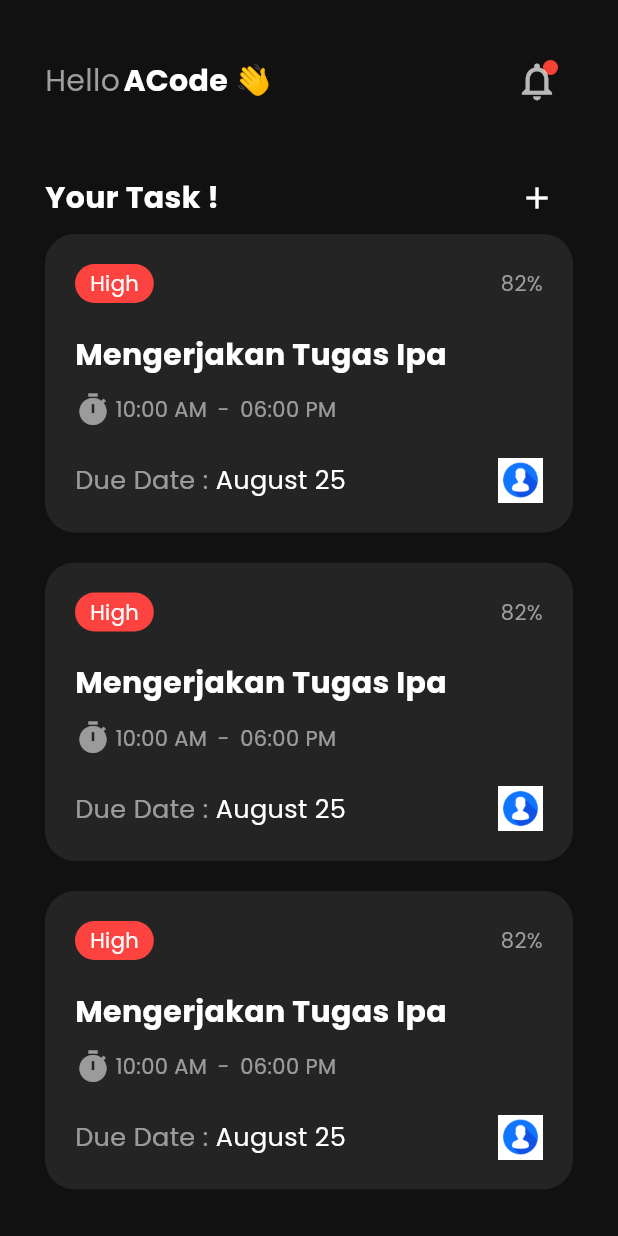
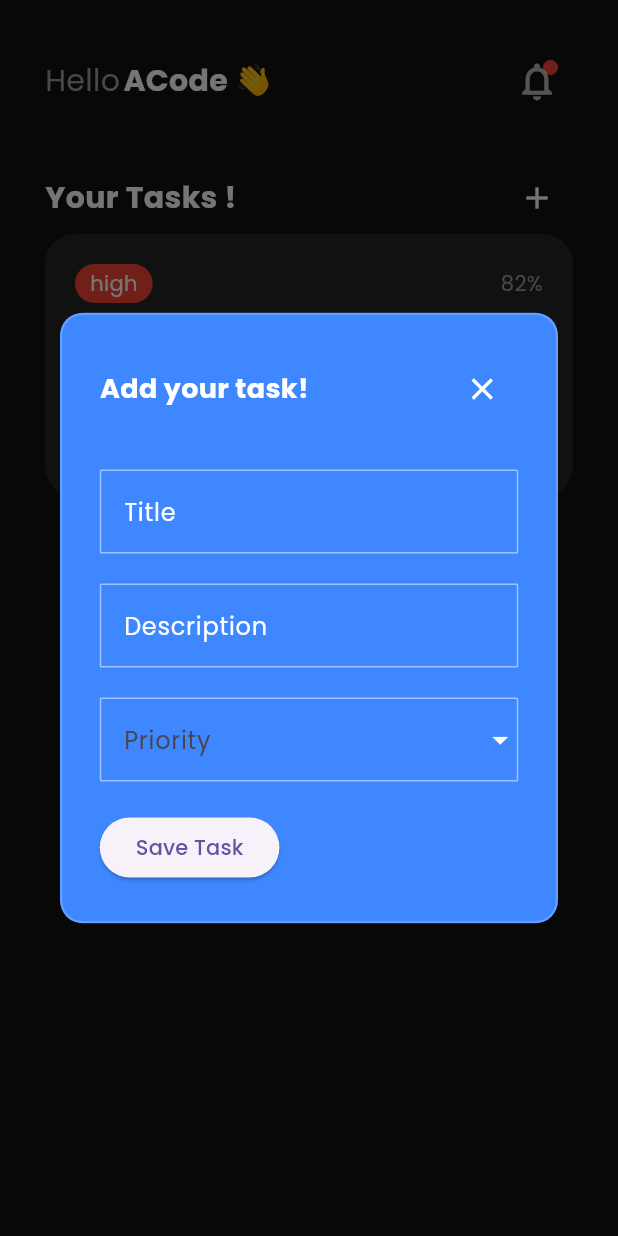
Before and after one commit to AlulCode45/Todois-Flutter, a Flutter app: the screen it shows after launch, after a tap on the "add" icon, on a phone screen of 412 x 824 dp. Run offline on Flutter 3.47's test engine with Material 3 defaults, Android fonts, the phone set to English and light mode, and no system bars; our stand-ins replace hive, hive_flutter; accounts and stored records are empty.

Commit message:
feat: todo feature

```diff
--- a/lib/components/content/listcontent.dart
+++ b/lib/components/content/listcontent.dart
@@ -1,7 +1,16 @@
 import 'package:flutter/material.dart';
 
 class ListContent extends StatefulWidget {
-  const ListContent({super.key});
+  final String taskTitle;
+  final String priority;
+  final String? due_date;
+
+  const ListContent({
+    super.key,
+    required this.taskTitle,
+    required this.priority,
+    this.due_date,
+  });
 
   @override
   State<ListContent> createState() => _ListContentState();
@@ -34,16 +43,14 @@ class _ListContentState extends State<ListContent> {
       crossAxisAlignment: CrossAxisAlignment.start,
       children: [
         Text(
-              'Mengerjakan Tugas Ipa',
+          widget.taskTitle,
           style: TextStyle(
-                  color: Colors.white,
-                  fontWeight: FontWeight.bold,
-                  fontSize: 20),
+              color: Colors.white, fontWeight: FontWeight.bold, fontSize: 20),
         ),
         SizedBox(
           height: 10,
         ),
-            taskTime(),
+        widget.due_date != null ? taskTime() : Container(),
         SizedBox(
           height: 20,
         ),
@@ -54,10 +61,8 @@ class _ListContentState extends State<ListContent> {
             SizedBox(
               width: 30,
               height: 30,
-                  child: Image(
-                    fit: BoxFit.cover,
-                    alignment: Alignment.center,
-                    image: AssetImage('assets/dummy-photo.jpg'),
+              child: CircleAvatar(
+                backgroundImage: AssetImage('assets/dummy-photo.jpg'),
               ),
             ),
           ],
@@ -112,10 +117,19 @@ class _ListContentState extends State<ListContent> {
         Container(
           padding: EdgeInsets.symmetric(horizontal: 10, vertical: 3),
           decoration: BoxDecoration(
-              color: Color(0xffFC4340),
+              color: () {
+                switch (widget.priority) {
+                  case 'high':
+                    return Colors.red;
+                  case 'medium':
+                    return Colors.yellow;
+                  default:
+                    return Colors.grey;
+                }
+              }(),
               borderRadius: BorderRadius.all(Radius.circular(20))),
           child: Text(
-            "High",
+            widget.priority,
             style: TextStyle(
               color: Colors.white,
             ),
--- a/lib/models/todosModel.dart
+++ b/lib/models/todosModel.dart
@@ -1,15 +1,14 @@
-class todosModel {
+class Todos {
   String user_id;
   String title;
   String? priority;
   DateTime? due_date;
   String? description;
 
-  todosModel({
-    required this.title,
-    required this.user_id,
-    this.description,
-    this.due_date,
-    this.priority
-  });
+  Todos(
+      {required this.title,
+      required this.user_id,
+      this.description,
+      this.due_date,
+      this.priority});
 }
--- a/lib/models/usersModel.dart
+++ b/lib/models/usersModel.dart
@@ -1,10 +1,10 @@
-class usersModel {
+class Users {
   String email;
   String name;
   String? photo_profile;
   String username;
 
-  usersModel({
+  Users({
     required this.email,
     required this.name,
     required this.username,
--- a/lib/pages/home.dart
+++ b/lib/pages/home.dart
@@ -1,12 +1,17 @@
 import 'package:first/components/content/listcontent.dart';
+import 'package:first/components/createModal.dart';
 import 'package:first/components/header.dart';
 import 'package:flutter/material.dart';
 
-class Home extends StatelessWidget {
-  Home({super.key});
+class Home extends StatefulWidget {
+  const Home({super.key});
+  @override
+  State<Home> createState() => _HomeState();
+}
 
-  final List<String> datas = <String>['A', 'B'];
-
+class _HomeState extends State<Home> {
+  TextEditingController _titleController = TextEditingController();
+  TextEditingController _descriptionController = TextEditingController();
   @override
   Widget build(BuildContext context) {
     return Padding(
@@ -22,7 +27,7 @@ class Home extends StatelessWidget {
             mainAxisAlignment: MainAxisAlignment.spaceBetween,
             children: [
               Text(
-                'Your Task !',
+                'Your Tasks !',
                 style: TextStyle(
                   fontWeight: FontWeight.bold,
                   fontSize: 20,
@@ -30,23 +35,19 @@ class Home extends StatelessWidget {
                 ),
               ),
               IconButton(
-                onPressed: () {},
+                onPressed: () => showDialog(
+                  context: context,
+                  builder: (BuildContext context) => CreateModal(
+                    titleController: _titleController,
+                    descriptionController: _descriptionController,
+                  ),
+                ),
                 icon: Icon(Icons.add),
                 color: Colors.white,
               )
             ],
           ),
-          Expanded(
-            child: ListView.builder(
-              itemCount: 10,
-              itemBuilder: (BuildContext context, int index) {
-                return Container(
-                  margin: EdgeInsets.fromLTRB(0, 0, 0, 20),
-                  child: ListContent(),
-                );
-              },
-            ),
-          )
+          ListContent(taskTitle: "Belajar mengagumi", priority: 'high')
         ],
       ),
     );
--- a/lib/services/todosService.dart
+++ b/lib/services/todosService.dart
@@ -0,0 +1,7 @@
+import 'package:hive/hive.dart';
+
+class TodoServices {
+  Future<Box> connectDb() async {
+    return await Hive.openBox('todos');
+  }
+}
```
Lines whose indentation alone changed are shown as unchanged.
